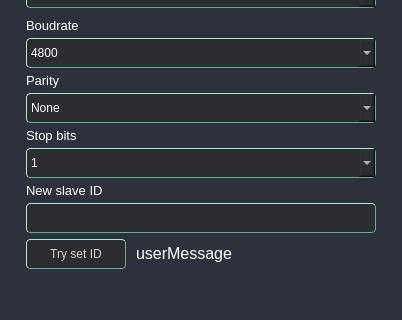
romangolovkou/AQteck_toolMAX, file UI/forms/AqSetSlaveIdWinWidget.ui: the form before one commit; both pictures show x 0 to 402 and y 309 to 629 of the 402 by 629 pixel window.
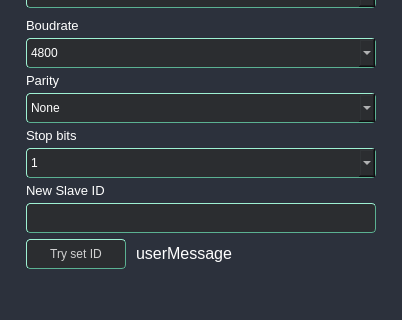
The form after the commit. Icons and pictures are not drawn. Custom widgets are drawn as their Qt base class.

Commit message: Внесення правок до UI та файлів перекладу

The edit to the form file:
```diff
--- a/UI/forms/AqSetSlaveIdWinWidget.ui
+++ b/UI/forms/AqSetSlaveIdWinWidget.ui
@@ -801,7 +801,7 @@
                    </font>
                   </property>
                   <property name="text">
-                   <string>New slave ID</string>
+                   <string>New Slave ID</string>
                   </property>
                  </widget>
                 </item>
```
The commit also changes 5 other files.
